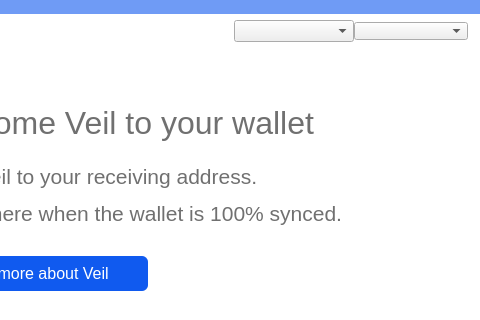
First picture: the form in src/qt/forms/overviewpage.ui, repository Veil-Project/veil, before the edit; both pictures show x 420 to 900 and y 0 to 320 of the 900 by 640 pixel window.
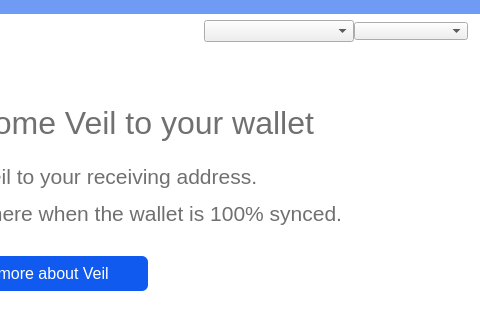
Second picture: the form after the edit.

Commit message: Correcting typo `ZeroCoin` > `Zerocoin`. Adding 20px width to filter combobox.

The edit to the form file:
```diff
--- a/src/qt/forms/overviewpage.ui
+++ b/src/qt/forms/overviewpage.ui
@@ -136,7 +136,7 @@
                 </property>
                 <property name="minimumSize">
                  <size>
-                  <width>120</width>
+                  <width>150</width>
                   <height>0</height>
                  </size>
                 </property>
```
The commit also changes 1 other file.
